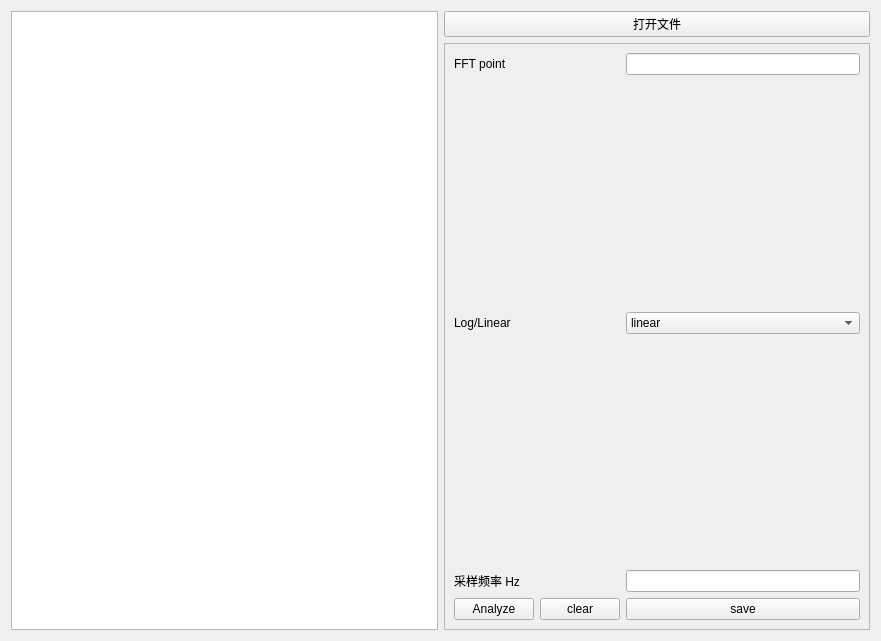
Above: untitled.ui from huazhixixi/spectrum_analyzer before the change. Below: the same form after it.
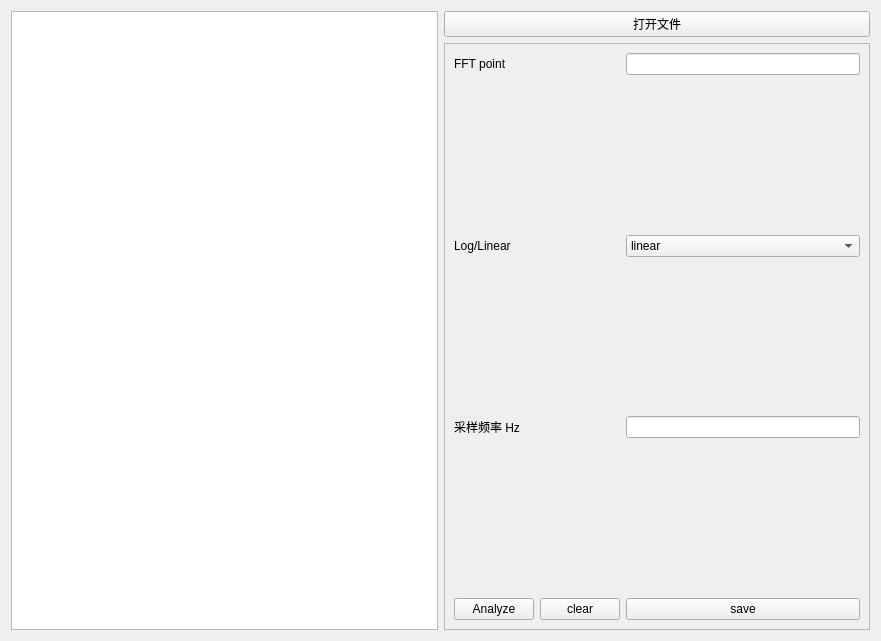
That is the form after the change. Custom widgets are drawn as their Qt base class.

Diff of the .ui file:
```diff
--- a/untitled.ui
+++ b/untitled.ui
@@ -39,7 +39,7 @@
      <layout class="QGridLayout" name="gridLayout_2">
       <item row="0" column="0">
        <layout class="QGridLayout" name="gridLayout">
-        <item row="5" column="0">
+        <item row="6" column="0">
          <widget class="QPushButton" name="AnalyzeButton">
           <property name="text">
            <string>Analyze</string>
@@ -53,14 +53,14 @@
           </property>
          </widget>
         </item>
-        <item row="5" column="2">
+        <item row="6" column="2">
          <widget class="QPushButton" name="save">
           <property name="text">
            <string>save</string>
           </property>
          </widget>
         </item>
-        <item row="5" column="1">
+        <item row="6" column="1">
          <widget class="QPushButton" name="ClearFig">
           <property name="text">
            <string>clear</string>
@@ -127,6 +127,19 @@
           </property>
          </spacer>
         </item>
+        <item row="5" column="0">
+         <spacer name="verticalSpacer_3">
+          <property name="orientation">
+           <enum>Qt::Vertical</enum>
+          </property>
+          <property name="sizeHint" stdset="0">
+           <size>
+            <width>20</width>
+            <height>40</height>
+           </size>
+          </property>
+         </spacer>
+        </item>
        </layout>
       </item>
      </layout>
```
